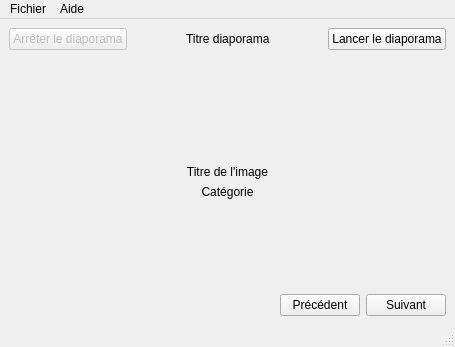
Old version of the form ProjetGraphique/lecteurvue.ui in the repository ToxykAuBleu/LecteurDiaporama.
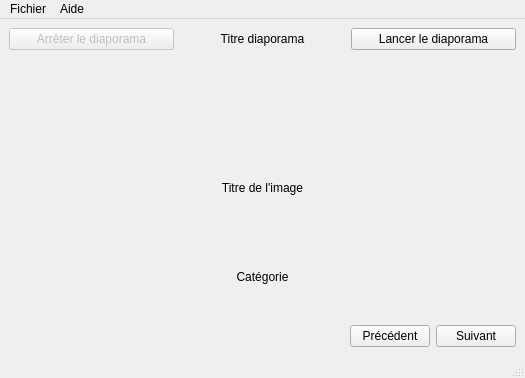
New version of the form. Icons and pictures are not drawn.

Commit message: Modification de l'interface graphique: [-] Stretch retirés [-] Redimensionnement retiré [+] Ajout d'une méthode majStatusBar() permettant d'actualiser la status bar.

```diff
--- a/ProjetGraphique/lecteurvue.ui
+++ b/ProjetGraphique/lecteurvue.ui
@@ -6,15 +6,15 @@
    <rect>
     <x>0</x>
     <y>0</y>
-    <width>455</width>
-    <height>347</height>
+    <width>525</width>
+    <height>378</height>
    </rect>
   </property>
   <property name="windowTitle">
    <string>LecteurVue</string>
   </property>
   <widget class="QWidget" name="centralwidget">
-   <layout class="QVBoxLayout" name="verticalLayout" stretch="0,1,0,1,0">
+   <layout class="QVBoxLayout" name="verticalLayout" stretch="0,0,0">
     <item>
      <layout class="QHBoxLayout" name="hLayoutTop">
       <item>
@@ -27,39 +27,16 @@
         </property>
        </widget>
       </item>
-      <item>
-       <spacer name="horizontalSpacer_3">
-        <property name="orientation">
-         <enum>Qt::Horizontal</enum>
-        </property>
-        <property name="sizeHint" stdset="0">
-         <size>
-          <width>40</width>
-          <height>20</height>
-         </size>
-        </property>
-       </spacer>
-      </item>
       <item>
        <widget class="QLabel" name="titreDiapo">
         <property name="text">
          <string>Titre diaporama</string>
         </property>
+        <property name="alignment">
+         <set>Qt::AlignCenter</set>
+        </property>
        </widget>
       </item>
-      <item>
-       <spacer name="horizontalSpacer_2">
-        <property name="orientation">
-         <enum>Qt::Horizontal</enum>
-        </property>
-        <property name="sizeHint" stdset="0">
-         <size>
-          <width>40</width>
-          <height>20</height>
-         </size>
-        </property>
-       </spacer>
-      </item>
       <item>
        <widget class="QPushButton" name="bLancerDiapo">
         <property name="text">
@@ -69,19 +46,6 @@
       </item>
      </layout>
     </item>
-    <item>
-     <spacer name="verticalSpacer">
-      <property name="orientation">
-       <enum>Qt::Vertical</enum>
-      </property>
-      <property name="sizeHint" stdset="0">
-       <size>
-        <width>20</width>
-        <height>40</height>
-       </size>
-      </property>
-     </spacer>
-    </item>
     <item>
      <layout class="QVBoxLayout" name="vLayoutContent" stretch="0,0,0">
       <item>
@@ -155,19 +119,6 @@
       </item>
      </layout>
     </item>
-    <item>
-     <spacer name="verticalSpacer_2">
-      <property name="orientation">
-       <enum>Qt::Vertical</enum>
-      </property>
-      <property name="sizeHint" stdset="0">
-       <size>
-        <width>20</width>
-        <height>40</height>
-       </size>
-      </property>
-     </spacer>
-    </item>
     <item>
      <layout class="QHBoxLayout" name="hLayoutBottom">
       <property name="sizeConstraint">
@@ -212,7 +163,7 @@
     <rect>
      <x>0</x>
      <y>0</y>
-     <width>455</width>
+     <width>525</width>
      <height>26</height>
     </rect>
    </property>
```
The commit also changes 2 other files.
